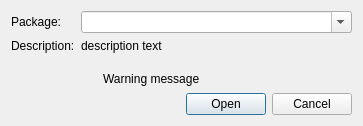
Above: src/texdocdialog.ui from texstudio-org/texstudio before the change. Below: the same form after it.
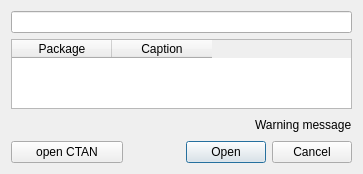
That is the form after the change. Icons and pictures are not drawn.

Commit message:
Enhance TeXdoc dialog (#3259)
- use package list from CTAN
- show package list as a table
- regExp search filter for package names
- add a button which opens CTAN package doc
- fix enabled open button while testing whether texdoc is available

What changed in the file:
```diff
--- a/src/texdocdialog.ui
+++ b/src/texdocdialog.ui
@@ -14,7 +14,46 @@
    <string>Packages Help (Texdoc)</string>
   </property>
   <layout class="QGridLayout" name="gridLayout">
-   <item row="2" column="1">
+   <item row="0" column="0" colspan="3">
+    <widget class="QLineEdit" name="lineEditSearch">
+     <property name="toolTip">
+      <string>Enter Package Name to search, or a regular expression</string>
+     </property>
+    </widget>
+   </item>
+   <item row="1" column="0" colspan="3">
+    <widget class="QTableWidget" name="tbPackages">
+     <property name="columnCount" >
+      <number>2</number>
+     </property>
+     <column>
+      <property name="text">
+       <string>Package</string>
+      </property>
+     </column>
+     <column>
+      <property name="text">
+       <string>Caption</string>
+      </property>
+     </column>
+    </widget>
+   </item>
+   <item row="2" column="1" colspan="2">
+    <layout class="QHBoxLayout" name="hboxWarning">
+     <item>
+      <spacer name="horizontalSpacerHboxWarning">
+       <property name="orientation">
+        <enum>Qt::Horizontal</enum>
+       </property>
+       <property name="sizeHint" stdset="0">
+        <size>
+         <width>40</width>
+         <height>20</height>
+        </size>
+       </property>
+      </spacer>
+     </item>
+     <item>
     <widget class="QLabel" name="lbWarnIcon">
      <property name="sizePolicy">
       <sizepolicy hsizetype="Fixed" vsizetype="Preferred">
@@ -39,46 +78,7 @@
      </property>
     </widget>
    </item>
-   <item row="1" column="1" colspan="2">
-    <widget class="QLabel" name="lbShortDescription">
-     <property name="text">
-      <string>description text</string>
-     </property>
-     <property name="textFormat">
-      <enum>Qt::PlainText</enum>
-     </property>
-     <property name="alignment">
-      <set>Qt::AlignLeading|Qt::AlignLeft|Qt::AlignTop</set>
-     </property>
-     <property name="wordWrap">
-      <bool>true</bool>
-     </property>
-    </widget>
-   </item>
-   <item row="0" column="1" colspan="2">
-    <widget class="QComboBox" name="cbPackages">
-     <property name="editable">
-      <bool>true</bool>
-     </property>
-     <property name="insertPolicy">
-      <enum>QComboBox::NoInsert</enum>
-     </property>
-    </widget>
-   </item>
-   <item row="0" column="0">
-    <widget class="QLabel" name="label">
-     <property name="sizePolicy">
-      <sizepolicy hsizetype="Fixed" vsizetype="Preferred">
-       <horstretch>0</horstretch>
-       <verstretch>0</verstretch>
-      </sizepolicy>
-     </property>
-     <property name="text">
-      <string>Package:</string>
-     </property>
-    </widget>
-   </item>
-   <item row="2" column="2">
+     <item>
     <widget class="QLabel" name="lbInfo">
      <property name="sizePolicy">
       <sizepolicy hsizetype="Preferred" vsizetype="Fixed">
@@ -97,7 +97,16 @@
      </property>
     </widget>
    </item>
-   <item row="3" column="0" colspan="3">
+    </layout>
+   </item>
+   <item row="3" column="0">
+    <widget class="QPushButton" name="buttonCTAN">
+      <property name="text">
+       <string>open CTAN</string>
+      </property>
+    </widget>
+   </item>
+   <item row="3" column="1" colspan="2">
     <widget class="QDialogButtonBox" name="buttonBox">
      <property name="orientation">
       <enum>Qt::Horizontal</enum>
@@ -107,16 +116,6 @@
      </property>
     </widget>
    </item>
-   <item row="1" column="0">
-    <widget class="QLabel" name="label_2">
-     <property name="text">
-      <string>Description:</string>
-     </property>
-     <property name="alignment">
-      <set>Qt::AlignLeading|Qt::AlignLeft|Qt::AlignTop</set>
-     </property>
-    </widget>
-   </item>
   </layout>
  </widget>
  <resources>
```
Lines whose indentation alone changed are shown as unchanged. The commit also changes 5 other files.
